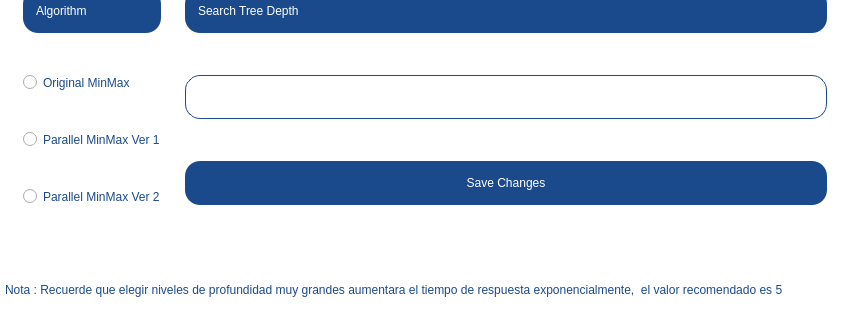
The window that View/UI/Settings.ui (difer19/Implementacion-MinMax-Paralelo---Connect-4) describes before a commit, drawn with Qt 5; both pictures show x 0 to 850 and y 242 to 562 of the 850 by 562 pixel window.
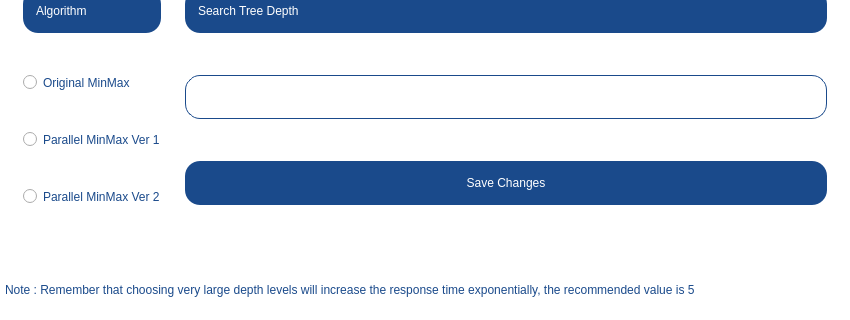
The same window after the commit.

```diff
--- a/View/UI/Settings.ui
+++ b/View/UI/Settings.ui
@@ -309,7 +309,7 @@
     font: 9pt &quot;Bahnschrift&quot;;</string>
      </property>
      <property name="text">
-      <string>Nota : Recuerde que elegir niveles de profundidad muy grandes aumentara el tiempo de respuesta exponencialmente,  el valor recomendado es 5</string>
+      <string>Note : Remember that choosing very large depth levels will increase the response time exponentially, the recommended value is 5</string>
      </property>
     </widget>
    </item>
```
